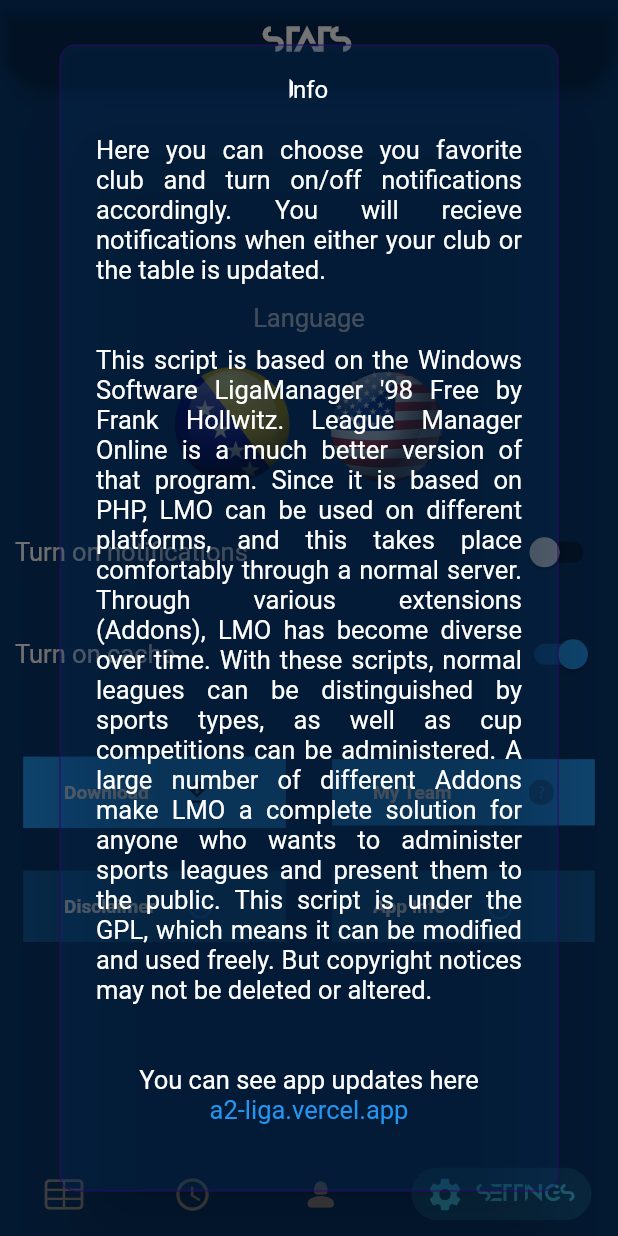
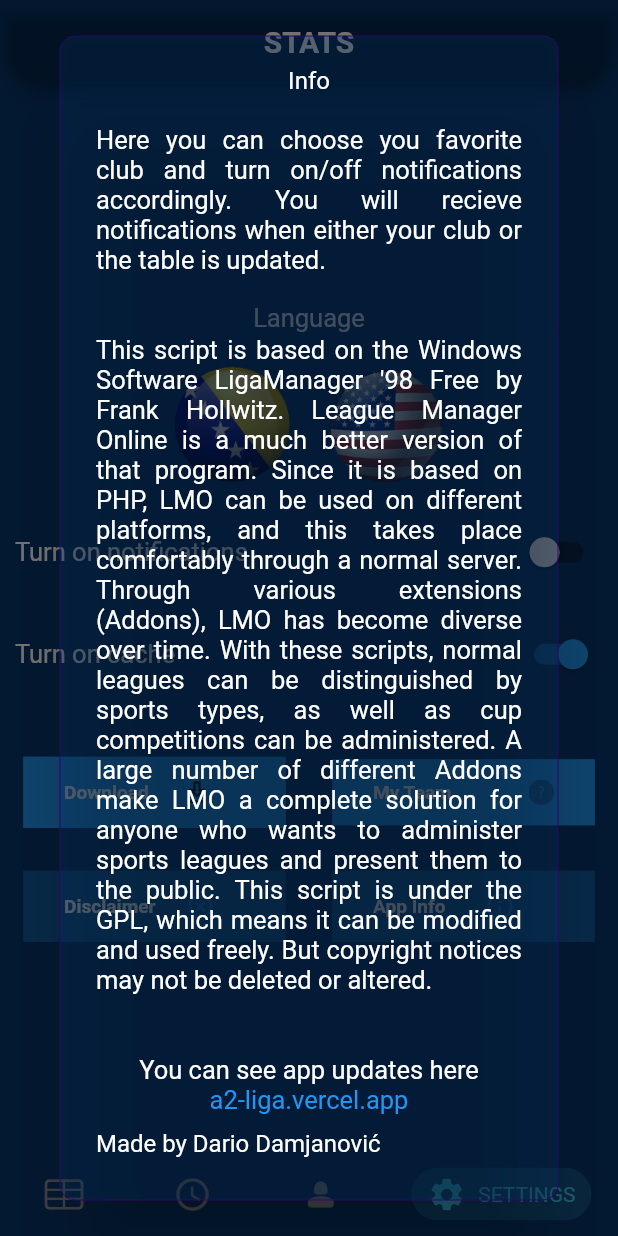
Before and after one commit to nekonikoban/a2_liga_flutter, a Flutter app: the screen it shows after launch, item 4 of the bottom bar chosen, after a tap on "App Info", on a phone screen of 412 x 824 dp. Run offline on Flutter 3.47's test engine with Material 2 defaults, Android fonts, the light colour scheme and no system bars; drawn by our look-alikes of oktoast, persistent_bottom_nav_bar; our stand-ins replace awesome_notifications, connectivity_plus, dio, easy_localization, loading_animation_widget, package_info_plus and 1 more; missing offline and left inert: share_files_and_screenshot_widgets; network calls fail; Roboto replaces fonts that are missing (Montserrat); statements that could not run were skipped.

Commit message:
Updated Basic Info
# Static Content

```diff
--- a/lib/_globals.dart
+++ b/lib/_globals.dart
@@ -129,7 +129,7 @@
       const TextStyle(color: Colors.white, fontSize: 17.0);
   final textStyleSharing = const TextStyle(color: Colors.black, fontSize: 17);
 
-  final fontFam = "Anurati";
+  final fontFam = "Montserrat"; //Anurati
 
   final keyId = "__id__";
   final keyUsername = "__username__";
@@ -150,8 +150,8 @@
         centerTitle: true,
         title: Text(
           "$title".tr(),
-          style: const TextStyle(
-              fontFamily: "Anurati", fontSize: 20, fontWeight: FontWeight.bold),
+          style: TextStyle(
+              fontFamily: fontFam, fontSize: 20, fontWeight: FontWeight.bold),
         ));
   }
 
--- a/lib/settings.dart
+++ b/lib/settings.dart
@@ -218,6 +218,15 @@
                                   ),
                                 ],
                               ),
+                            )),
+                        const SizedBox(height: 10),
+                        SizedBox(
+                            width: MediaQuery.of(context).size.width - 20,
+                            child: Text(
+                              'Made by Dario Damjanović',
+                              style: TextStyle(
+                                  fontFamily: globals.fontFam,
+                                  color: Colors.white),
                             ))
                       ],
                     )),
```
Also changed, not shown: 1 other file.
